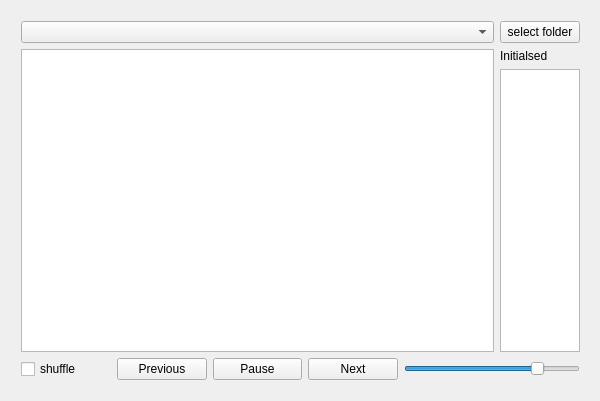
Old version of the form LWMP/lwmp.ui in the repository bjomar/LWMP.
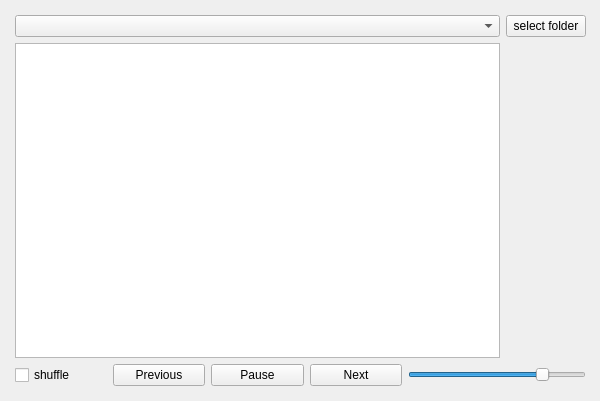
New version of the form.

Patch:
```diff
--- a/LWMP/lwmp.ui
+++ b/LWMP/lwmp.ui
@@ -26,6 +26,18 @@
     </rect>
    </property>
    <layout class="QGridLayout" name="gridLayout" columnstretch="0,0,0,0,0,0">
+    <property name="leftMargin">
+     <number>5</number>
+    </property>
+    <property name="topMargin">
+     <number>5</number>
+    </property>
+    <property name="rightMargin">
+     <number>5</number>
+    </property>
+    <property name="bottomMargin">
+     <number>5</number>
+    </property>
     <item row="0" column="5">
      <widget class="QPushButton" name="m_btnSelectFolder">
       <property name="sizePolicy">
@@ -129,26 +141,9 @@
       </property>
      </widget>
     </item>
-    <item row="1" column="5">
-     <widget class="QLabel" name="m_lblInitialised">
-      <property name="text">
-       <string>Initialsed</string>
-      </property>
-     </widget>
-    </item>
     <item row="1" column="0" rowspan="2" colspan="5">
      <widget class="QListWidget" name="m_lwTitleList"/>
     </item>
-    <item row="2" column="5">
-     <widget class="QListWidget" name="m_lwInitialised">
-      <property name="sizePolicy">
-       <sizepolicy hsizetype="Ignored" vsizetype="Expanding">
-        <horstretch>0</horstretch>
-        <verstretch>0</verstretch>
-       </sizepolicy>
-      </property>
-     </widget>
-    </item>
    </layout>
   </widget>
  </widget>
```
